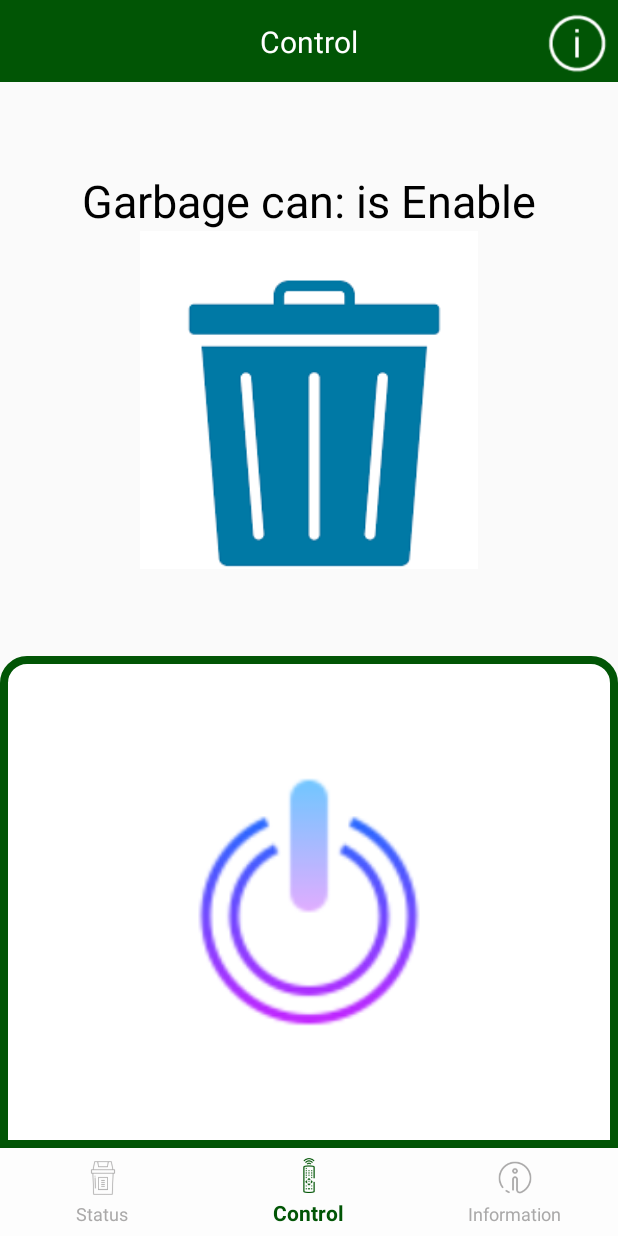
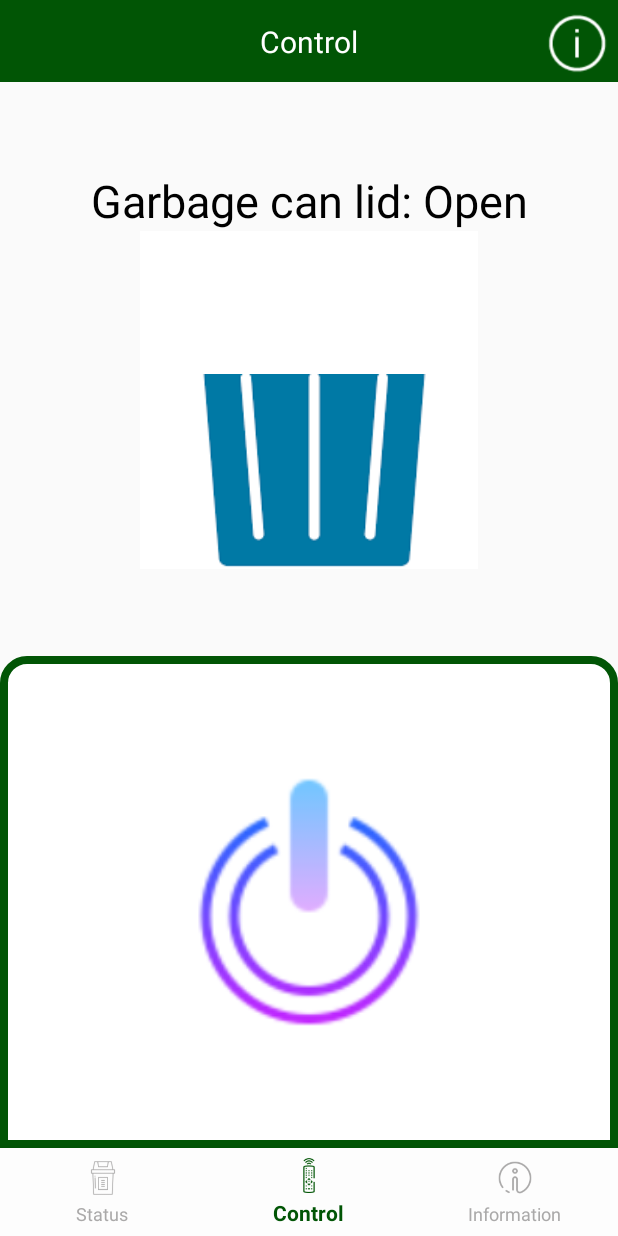
Before and after one commit to dttuyen260701/trash_managament, an Android app: the screen it shows after launch (MainActivity), item 2 of the bottom bar chosen, on a phone screen of 412 x 824 dp. Run offline under Robolectric (Android 15) with nearby library versions, the phone set to English and light mode, and no system bars.

Commit message:
Tuyen commit: maybe done :( done pls pls pls

```diff
--- a/app/src/main/java/com/example/manager/Activity/MainActivity.java
+++ b/app/src/main/java/com/example/manager/Activity/MainActivity.java
@@ -37,16 +37,14 @@ public class MainActivity extends AppCompatActivity {
     private static final int NOTIFICATION_ID = 121;
     private static BottomNavigationView bottom_Navigation;
     private Fragment fragment_Status, fragment_Control, fragment_Information;
-    private static Garbage_Can garbage_can;
     private static CountDownTimer countDownTimer;
 
     @Override
     protected void onCreate(Bundle savedInstanceState) {
         super.onCreate(savedInstanceState);
         setContentView(R.layout.activity_main);
-        garbage_can = Constant_Values.garbage_can;
-        if(garbage_can == null)
-            garbage_can = new Garbage_Can(false, true, 0f, 0f);
+        if(Constant_Values.garbage_can == null)
+            Constant_Values.garbage_can = new Garbage_Can(false, true, 0f, 0f);
         AnhXa();
         setUp();
     }
@@ -58,8 +56,8 @@ public class MainActivity extends AppCompatActivity {
 
     private void setUp(){
         createNotification();
-        fragment_Status = new Fragment_Status(garbage_can);
-        fragment_Control = new Fragment_Control(garbage_can);
+        fragment_Status = new Fragment_Status();
+        fragment_Control = new Fragment_Control();
         fragment_Information = new Fragment_Information();
         chang_Menu(fragment_Status);
         if(countDownTimer != null){
@@ -80,6 +78,7 @@ public class MainActivity extends AppCompatActivity {
 
                     @Override
                     public void onEnd(boolean isSuccess, Garbage_Can garbage_can2) {
+                        if(isSuccess){
                             Constant_Values.garbage_can = garbage_can2;
                             switch (bottom_Navigation.getSelectedItemId()){
                                 case R.id.bottom_Status:
@@ -92,6 +91,9 @@ public class MainActivity extends AppCompatActivity {
                                     break;
                             }
                             createNotification();
+                        } else {
+                            Toast.makeText(MainActivity.this, "Error", Toast.LENGTH_SHORT).show();
+                        }
                     }
                 };
                 Load_Information_Asynctask asynctask = new Load_Information_Asynctask(listener);
@@ -138,8 +140,8 @@ public class MainActivity extends AppCompatActivity {
     private void createNotification(){
         check_SDK_Notification();
 
-        float per_Recycle = garbage_can.getVolume_recycle()/Constant_Values.Volume_Machine,
-                per_NonRecycle = garbage_can.getVolume_nonRecycle()/Constant_Values.Volume_Machine;
+        float per_Recycle = (float)Constant_Values.garbage_can.getVolume_recycle()/Constant_Values.Volume_Machine,
+                per_NonRecycle = (float)Constant_Values.garbage_can.getVolume_nonRecycle()/Constant_Values.Volume_Machine;
 
 
         RemoteViews notification_layout =
--- a/app/src/main/java/com/example/manager/Utils/Constant_Values.java
+++ b/app/src/main/java/com/example/manager/Utils/Constant_Values.java
@@ -11,7 +11,7 @@ public class Constant_Values {
             + "\nThe last button can help you turn on(Green)/off(Blue) power of machine."
             + "\nNote: You must turn on machine to open all door.";
 
-    public static String SERVER_URL = "https://aa6e-2401-d800-550f-f831-118f-7d73-7243-116c.ngrok.io";
+    public static String SERVER_URL = "https://801a-2401-d800-6f0-a063-2dc4-6b7-9edb-c74c.ngrok.io";
     public static String HTU_STATUS = SERVER_URL + "/sieuam";
     public static String ENB = SERVER_URL +"/enb/";
     public static String TAKE_PIC = SERVER_URL +"/takepic";
--- a/app/src/main/java/com/example/manager/fragments/Fragment_Control.java
+++ b/app/src/main/java/com/example/manager/fragments/Fragment_Control.java
@@ -27,12 +27,10 @@ public class Fragment_Control extends Fragment {
     private TextView txt_EnB;
     private ImageButton btnPower_Ctrl_Frag;
     private ImageView img_Descrip_Control_Frag, img_block;
-    private Garbage_Can garbage_can;
     private long mLastClick_Power = 0, mLastClick_Close = 0,
             mLastClick_LRDoor = 0;
 
-    public Fragment_Control(Garbage_Can garbage_can) {
-        this.garbage_can = garbage_can;
+    public Fragment_Control() {
     }
 
     @Override
@@ -52,7 +50,7 @@ public class Fragment_Control extends Fragment {
 
         updateView();
 
-        if(garbage_can.isEnb()){
+        if(Constant_Values.garbage_can.isEnb()){
             txt_EnB.setText("Enable");
             isPowerOn();
         } else {
@@ -88,7 +86,7 @@ public class Fragment_Control extends Fragment {
                     @Override
                     public void onEnd(boolean done, boolean is_pro) {
                         if(done){
-                            garbage_can.setEnb(is_pro);
+                            Constant_Values.garbage_can.setEnb(is_pro);
                             if(is_pro){
                                 isPowerOn();
                             } else {
@@ -100,7 +98,7 @@ public class Fragment_Control extends Fragment {
                     }
                 };
                 Set_ENB_Asynctask task =  new Set_ENB_Asynctask(listener);
-                String enb_set = (garbage_can.isEnb() == true) ? "0" : "1";
+                String enb_set = (Constant_Values.garbage_can.isEnb() == true) ? "0" : "1";
                 String URL = Constant_Values.ENB + enb_set;
                 task.execute(URL);
             }
@@ -109,22 +107,22 @@ public class Fragment_Control extends Fragment {
 
     private void isPowerOff(){
         //dong cua k nhan rac
-        txt_EnB.setText("Garbage can: is Disable");
+        txt_EnB.setText("Garbage can lid: Close");
         btnPower_Ctrl_Frag.setImageResource(R.drawable.power_on);
-        img_block.setVisibility(View.VISIBLE);
+        img_block.setVisibility(View.GONE);
 
     }
 
     private void isPowerOn(){
         //mo cua thung rac
-        txt_EnB.setText("Garbage can: is Enable");
+        txt_EnB.setText("Garbage can lid: Open");
         btnPower_Ctrl_Frag.setImageResource(R.drawable.power_off);
-        img_block.setVisibility(View.GONE);
+        img_block.setVisibility(View.VISIBLE);
     }
 
 
     public void updateView(){
-        if(garbage_can.isEnb()){
+        if(Constant_Values.garbage_can.isEnb()){
             isPowerOn();
         } else {
             isPowerOff();
--- a/app/src/main/java/com/example/manager/fragments/Fragment_Status.java
+++ b/app/src/main/java/com/example/manager/fragments/Fragment_Status.java
@@ -7,6 +7,7 @@ import android.view.View;
 import android.view.ViewGroup;
 import android.widget.Button;
 import android.widget.ImageView;
+import android.widget.ProgressBar;
 import android.widget.TextView;
 import android.widget.Toast;
 
@@ -26,11 +27,10 @@ public class Fragment_Status extends Fragment {
             img_Recycle_Status_frag;
     private TextView txtPer_NonRecycle_Status_Frag, txtPer_Recycle_Status_Frag,
             txt_pro_status, txt_enb_status;
-    private Garbage_Can garbage_can;
     private long mLastClick_Reload = 0, mLastClick_TakePhoto = 0;
+    private ProgressBar progressBar_status;
 
-    public Fragment_Status(Garbage_Can garbage_can) {
-        this.garbage_can = garbage_can;
+    public Fragment_Status() {
     }
 
     @Override
@@ -43,6 +43,7 @@ public class Fragment_Status extends Fragment {
     }
 
     private void SetUp(View view){
+        progressBar_status = (ProgressBar) view.findViewById(R.id.progressBar_status);
         txt_pro_status = (TextView) view.findViewById(R.id.txt_pro_status);
         txt_enb_status = (TextView) view.findViewById(R.id.txt_enb_status);
         btnReload_Status_Frag = (Button) view.findViewById(R.id.btnReload_Status_Frag);
@@ -78,10 +79,12 @@ public class Fragment_Status extends Fragment {
                         if(!Methods.getInstance(getActivity()).isNetworkConnected()){
                             Toast.makeText(getActivity(), "Vui lòng kết nối Internet", Toast.LENGTH_SHORT).show();
                         }
+                        progressBar_status.setVisibility(View.VISIBLE);
                     }
 
                     @Override
                     public void onEnd(boolean isSuccess, Garbage_Can garbage_can2) {
+                        progressBar_status.setVisibility(View.GONE);
                         Constant_Values.garbage_can = garbage_can2;
                         updateView();
                     }
@@ -105,13 +108,13 @@ public class Fragment_Status extends Fragment {
     }
 
     public void updateView(){
-        float per_Recycle = garbage_can.getVolume_recycle()/Constant_Values.Volume_Machine,
-                per_NonRecycle = garbage_can.getVolume_nonRecycle()/Constant_Values.Volume_Machine;
+        float per_Recycle = (float) Constant_Values.garbage_can.getVolume_recycle()/Constant_Values.Volume_Machine,
+                per_NonRecycle = (float) Constant_Values.garbage_can.getVolume_nonRecycle()/Constant_Values.Volume_Machine;
         img_NonRecycle_Status_frag.setImageLevel((int) (10000*per_NonRecycle));
         img_Recycle_Status_frag.setImageLevel((int) (10000*per_Recycle));
-        String enb = (garbage_can.isEnb()) ? "Garbage can: is Enable" : "Garbage can: is Disable";
+        String enb = (Constant_Values.garbage_can.isEnb()) ? "Garbage can lid: Open" : "Garbage can lid: Close";
         txt_enb_status.setText(enb);
-        String pro = (garbage_can.isEnb()) ? "Processor: is Processing" : "Processor: is not Processing";
+        String pro = (Constant_Values.garbage_can.isProcessing()) ? "Processor: is Processing" : "Processor: is not Processing";
         txt_pro_status.setText(pro);
         per_NonRecycle = ((float) Math.round(per_NonRecycle*10000)/100);
         per_Recycle = ((float) Math.round(per_Recycle*10000)/100);
--- a/app/src/main/res/layout/fragment_control.xml
+++ b/app/src/main/res/layout/fragment_control.xml
@@ -95,18 +95,20 @@
             android:id="@+id/img_block"
             android:layout_width="0dp"
             android:layout_height="0dp"
-            android:visibility="gone"
+            android:background="@color/white"
+            android:visibility="visible"
             app:layout_constraintBottom_toBottomOf="@+id/imageView"
             app:layout_constraintEnd_toEndOf="@+id/imageView"
+            app:layout_constraintHeight_percent="0.25"
             app:layout_constraintStart_toStartOf="@+id/imageView"
             app:layout_constraintTop_toTopOf="@+id/imageView"
-            app:srcCompat="@drawable/ic_baseline_block_24" />
+            app:layout_constraintVertical_bias="0.0" />
 
         <TextView
             android:id="@+id/txt_EnB"
             android:layout_width="wrap_content"
             android:layout_height="wrap_content"
-            android:text="Garbage can: is Enable"
+            android:text="Garbage can lid: Open"
             android:textColor="@color/black"
             android:textSize="30sp"
             app:layout_constraintBottom_toTopOf="@+id/imageView"
```
Also changed, not shown: app/src/main/java/com/example/manager/Asyntask/Set_ENB_Asynctask.java (+3 -8 lines), app/src/main/java/com/example/manager/Models/Garbage_Can.java (+0 -10 lines), app/src/main/res/layout/fragment_status.xml (+13 -1 lines). Lines whose indentation alone changed are shown as unchanged.
